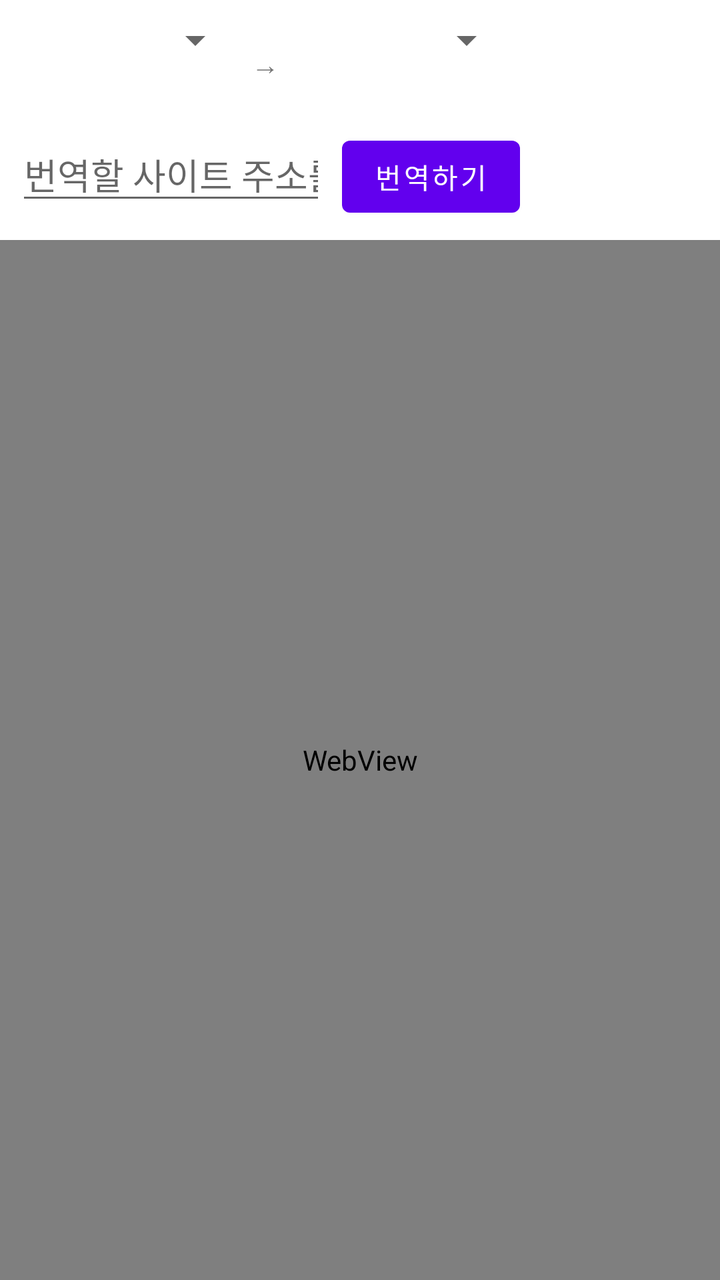
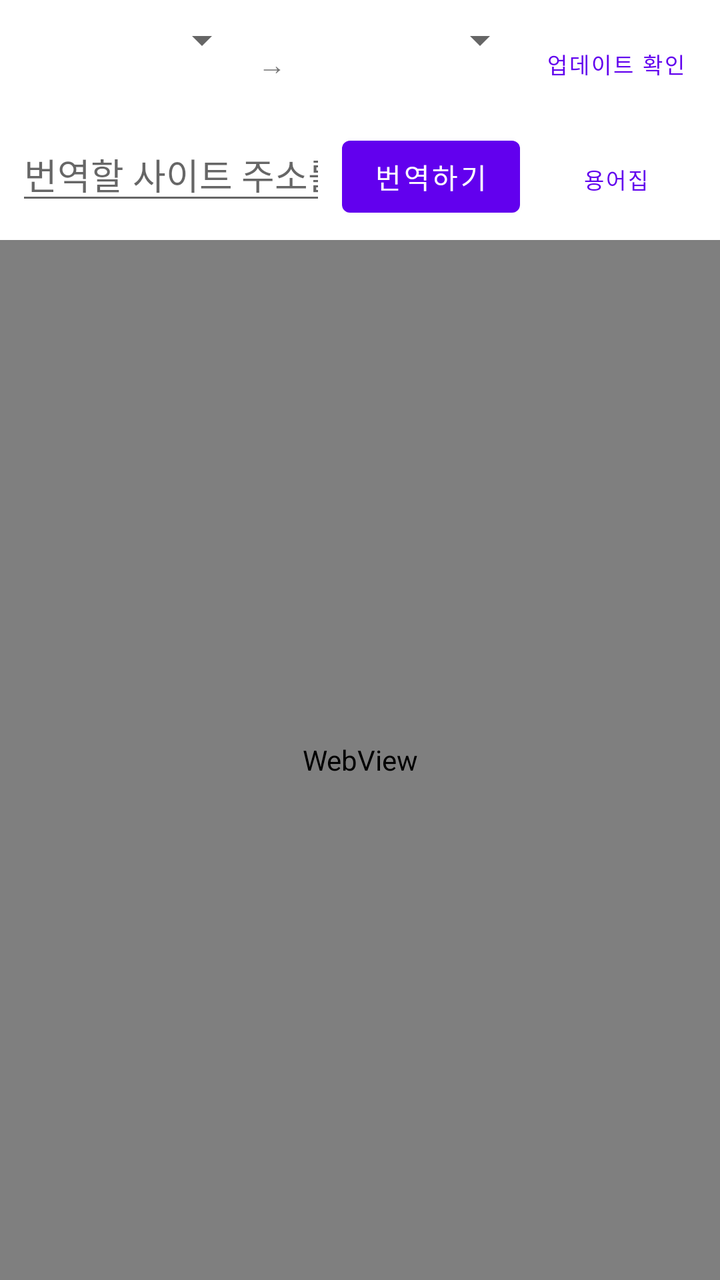

An Android layout rendered at two revisions. The XML below is the earlier revision; the diff shows what the commit changed to produce the second picture.
<!-- AndroidManifest.xml: application theme Theme.TranslateApp -->
<!-- res/layout/activity_main.xml -->
<?xml version="1.0" encoding="utf-8"?>
<LinearLayout xmlns:android="http://schemas.android.com/apk/res/android"
    android:layout_width="match_parent"
    android:layout_height="match_parent"
    android:orientation="vertical">

    <LinearLayout
        android:layout_width="match_parent"
        android:layout_height="wrap_content"
        android:orientation="horizontal"
        android:paddingStart="8dp"
        android:paddingTop="8dp"
        android:paddingEnd="8dp">

        <Spinner
            android:id="@+id/spinnerSourceLang"
            android:layout_width="0dp"
            android:layout_height="wrap_content"
            android:layout_weight="1" />

        <TextView
            android:layout_width="wrap_content"
            android:layout_height="wrap_content"
            android:layout_gravity="center_vertical"
            android:paddingStart="4dp"
            android:paddingEnd="4dp"
            android:text="@string/arrow_to" />

        <Spinner
            android:id="@+id/spinnerTargetLang"
            android:layout_width="0dp"
            android:layout_height="wrap_content"
            android:layout_weight="1" />

        <Button
            android:id="@+id/btnCheckUpdate"
            style="?android:attr/borderlessButtonStyle"
            android:layout_width="wrap_content"
            android:layout_height="wrap_content"
            android:text="@string/btn_check_update"
            android:textSize="11sp" />

    </LinearLayout>

    <LinearLayout
        android:layout_width="match_parent"
        android:layout_height="wrap_content"
        android:orientation="horizontal"
        android:padding="8dp">

        <EditText
            android:id="@+id/editUrl"
            android:layout_width="0dp"
            android:layout_height="wrap_content"
            android:layout_weight="1"
            android:hint="@string/hint_url"
            android:imeOptions="actionGo"
            android:inputType="textUri"
            android:singleLine="true" />

        <Button
            android:id="@+id/btnTranslate"
            android:layout_width="wrap_content"
            android:layout_height="wrap_content"
            android:layout_marginStart="8dp"
            android:text="@string/btn_translate" />

        <Button
            android:id="@+id/btnGlossary"
            style="?android:attr/borderlessButtonStyle"
            android:layout_width="wrap_content"
            android:layout_height="wrap_content"
            android:layout_marginStart="4dp"
            android:text="@string/btn_glossary"
            android:textSize="11sp" />

    </LinearLayout>

    <ProgressBar
        android:id="@+id/progressBar"
        style="?android:attr/progressBarStyleHorizontal"
        android:layout_width="match_parent"
        android:layout_height="wrap_content"
        android:indeterminate="true"
        android:visibility="gone" />

    <WebView
        android:id="@+id/webView"
        android:layout_width="match_parent"
        android:layout_height="0dp"
        android:layout_weight="1" />

</LinearLayout>
<!-- resources referenced by this layout -->
<resources>
  <string name="arrow_to">→</string>
  <string name="btn_check_update">업데이트 확인</string>
  <string name="btn_glossary">용어집</string>
  <string name="btn_translate">번역하기</string>
  <string name="hint_url">번역할 사이트 주소를 입력하세요</string>
  <style name="Theme.TranslateApp" parent="Theme.MaterialComponents.DayNight.NoActionBar" />
</resources>

<!-- the commit's change to res/layout/activity_main.xml (unified diff, before → after) -->
@@ -34,7 +34,7 @@
 
         <Button
             android:id="@+id/btnCheckUpdate"
-            style="?android:attr/borderlessButtonStyle"
+            style="@style/Widget.MaterialComponents.Button.TextButton"
             android:layout_width="wrap_content"
             android:layout_height="wrap_content"
             android:text="@string/btn_check_update"
@@ -67,7 +67,7 @@
 
         <Button
             android:id="@+id/btnGlossary"
-            style="?android:attr/borderlessButtonStyle"
+            style="@style/Widget.MaterialComponents.Button.TextButton"
             android:layout_width="wrap_content"
             android:layout_height="wrap_content"
             android:layout_marginStart="4dp"
